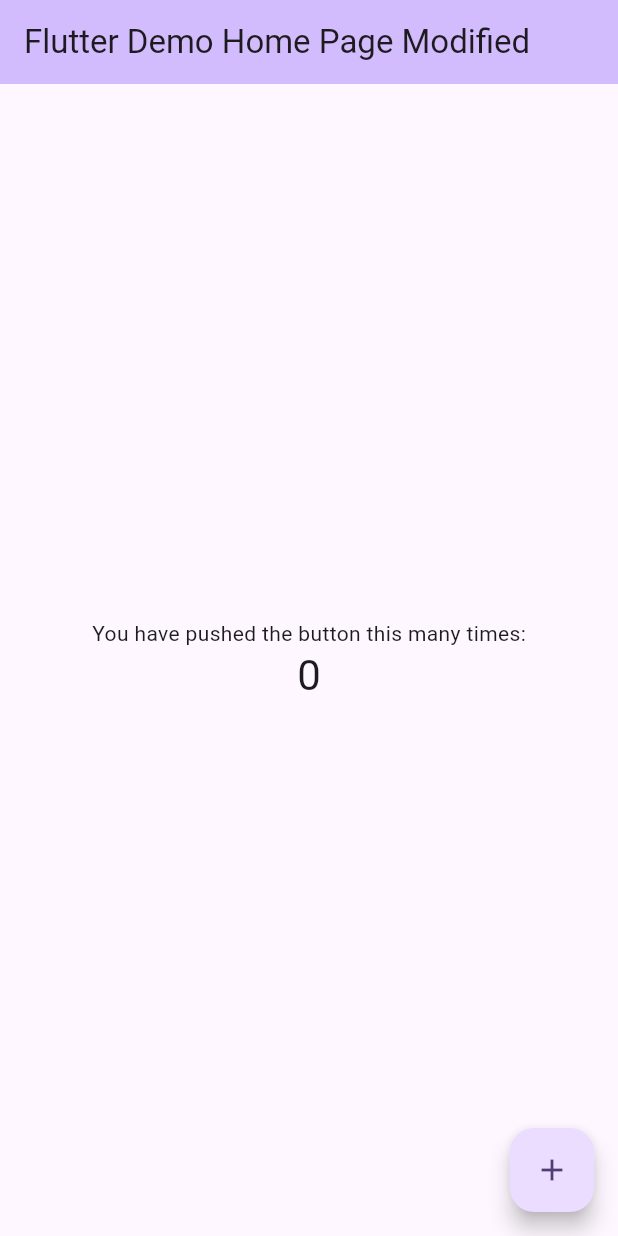
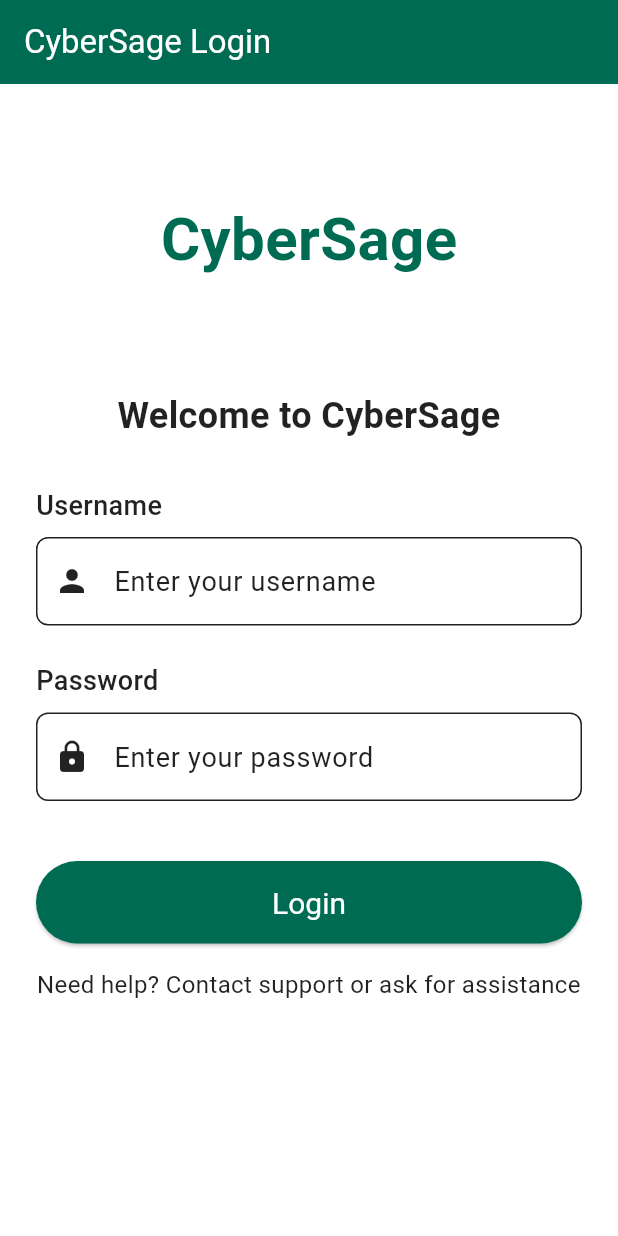
Before and after one commit to Varynx/Cybersage, a Flutter app: the screen it shows after launch, on a phone screen of 412 x 824 dp. Run offline on Flutter 3.47's test engine with Material 3 defaults, Android fonts, the phone set to English and light mode, and no system bars.

Commit message:
Login and Quiz Screens Created and Edited Main

```diff
--- a/lib/main.dart
+++ b/lib/main.dart
@@ -1,4 +1,6 @@
 import 'package:flutter/material.dart';
+import 'screens/login_page.dart';
+import 'screens/quiz_page.dart';
 
 void main() {
   runApp(const MyApp());
@@ -7,116 +9,61 @@
 class MyApp extends StatelessWidget {
   const MyApp({super.key});
 
-  // This widget is the root of your application.
+  //  Root of your application.
   @override
   Widget build(BuildContext context) {
     return MaterialApp(
-      title: 'Flutter Demo',
       theme: ThemeData(
-        // This is the theme of your application.
-        //
-        // TRY THIS: Try running your application with "flutter run". You'll see
-        // the application has a purple toolbar. Then, without quitting the app,
-        // try changing the seedColor in the colorScheme below to Colors.green
-        // and then invoke "hot reload" (save your changes or press the "hot
-        // reload" button in a Flutter-supported IDE, or press "r" if you used
-        // the command line to start the app).
-        //
-        // Notice that the counter didn't reset back to zero; the application
-        // state is not lost during the reload. To reset the state, use hot
-        // restart instead.
-        //
-        // This works for code too, not just values: Most code changes can be
-        // tested with just a hot reload.
-        colorScheme: ColorScheme.fromSeed(seedColor: Colors.deepPurple),
+          colorScheme: ColorScheme(
+          primary: const Color(0xFF006B53),      // FGCU Green
+          onPrimary: Colors.white,
+          secondary: const Color(0xFF00287A),    // FGCU Blue
+          onSecondary: Colors.white,
+          surface: Colors.white,
+          onSurface: Colors.black87,
+          error: Colors.red.shade700,
+          onError: Colors.white,
+          brightness: Brightness.light,
+        ),
+
+        // ENHANCED TEXT THEME FOR ELDERLY READABILITY
+        textTheme: const TextTheme(
+          displayLarge: TextStyle(fontSize: 28.0, fontWeight: FontWeight.bold, color: Colors.black87),
+          displayMedium: TextStyle(fontSize: 26.0, fontWeight: FontWeight.bold, color: Colors.black87),
+          displaySmall: TextStyle(fontSize: 24.0, fontWeight: FontWeight.bold, color: Colors.black87),
+          headlineMedium: TextStyle(fontSize: 22.0, fontWeight: FontWeight.bold, color: Colors.black87),
+          bodyLarge: TextStyle(fontSize: 20.0, color: Colors.black87),
+          bodyMedium: TextStyle(fontSize: 18.0, color: Colors.black87),
+        ),
+
+        // INCREASED BUTTON SIZE FOR BETTER ACCESSIBILITY
+        elevatedButtonTheme: ElevatedButtonThemeData(
+          style: ElevatedButton.styleFrom(
+            padding: const EdgeInsets.symmetric(horizontal: 24, vertical: 16),
+            textStyle: const TextStyle(fontSize: 18),
+            minimumSize: const Size(100, 50),
+          ),
+        ),
+
+        // INCREASED INPUT FIELD SIZE FOR BETTER ACCESSIBILITY
+        inputDecorationTheme: InputDecorationTheme(
+          contentPadding: const EdgeInsets.all(16),
+          border: OutlineInputBorder(
+            borderRadius: BorderRadius.circular(8.0),
+            borderSide: const BorderSide(width: 2.0),
+          ),
+          labelStyle: const TextStyle(fontSize: 18.0),
+          hintStyle: const TextStyle(fontSize: 18.0),
+          errorStyle: const TextStyle(fontSize: 16.0, color: Colors.red),
+        ),
       ),
-      home: const MyHomePage(title: 'Flutter Demo Home Page Modified'),
+
+      // REPLACED 'home' PROPERTY WITH ROUTES
+      initialRoute: '/',
+      routes: {
+        '/': (context) => const LoginPage(),
+        '/quiz': (context) => const QuizPage(),
+      },
     );
   }
 }
-
-class MyHomePage extends StatefulWidget {
-  const MyHomePage({super.key, required this.title});
-
-  // This widget is the home page of your application. It is stateful, meaning
-  // that it has a State object (defined below) that contains fields that affect
-  // how it looks.
-
-  // This class is the configuration for the state. It holds the values (in this
-  // case the title) provided by the parent (in this case the App widget) and
-  // used by the build method of the State. Fields in a Widget subclass are
-  // always marked "final".
-
-  final String title;
-
-  @override
-  State<MyHomePage> createState() => _MyHomePageState();
-}
-
-class _MyHomePageState extends State<MyHomePage> {
-  int _counter = 0;
-
-  void _incrementCounter() {
-    setState(() {
-      // This call to setState tells the Flutter framework that something has
-      // changed in this State, which causes it to rerun the build method below
-      // so that the display can reflect the updated values. If we changed
-      // _counter without calling setState(), then the build method would not be
-      // called again, and so nothing would appear to happen.
-      _counter++;
-    });
-  }
-
-  @override
-  Widget build(BuildContext context) {
-    // This method is rerun every time setState is called, for instance as done
-    // by the _incrementCounter method above.
-    //
-    // The Flutter framework has been optimized to make rerunning build methods
-    // fast, so that you can just rebuild anything that needs updating rather
-    // than having to individually change instances of widgets.
-    return Scaffold(
-      appBar: AppBar(
-        // TRY THIS: Try changing the color here to a specific color (to
-        // Colors.amber, perhaps?) and trigger a hot reload to see the AppBar
-        // change color while the other colors stay the same.
-        backgroundColor: Theme.of(context).colorScheme.inversePrimary,
-        // Here we take the value from the MyHomePage object that was created by
-        // the App.build method, and use it to set our appbar title.
-        title: Text(widget.title),
-      ),
-      body: Center(
-        // Center is a layout widget. It takes a single child and positions it
-        // in the middle of the parent.
-        child: Column(
-          // Column is also a layout widget. It takes a list of children and
-          // arranges them vertically. By default, it sizes itself to fit its
-          // children horizontally, and tries to be as tall as its parent.
-          //
-          // Column has various properties to control how it sizes itself and
-          // how it positions its children. Here we use mainAxisAlignment to
-          // center the children vertically; the main axis here is the vertical
-          // axis because Columns are vertical (the cross axis would be
-          // horizontal).
-          //
-          // TRY THIS: Invoke "debug painting" (choose the "Toggle Debug Paint"
-          // action in the IDE, or press "p" in the console), to see the
-          // wireframe for each widget.
-          mainAxisAlignment: MainAxisAlignment.center,
-          children: <Widget>[
-            const Text('You have pushed the button this many times:'),
-            Text(
-              '$_counter',
-              style: Theme.of(context).textTheme.headlineMedium,
-            ),
-          ],
-        ),
-      ),
-      floatingActionButton: FloatingActionButton(
-        onPressed: _incrementCounter,
-        tooltip: 'Increment',
-        child: const Icon(Icons.add),
-      ), // This trailing comma makes auto-formatting nicer for build methods.
-    );
-  }
-}
--- /dev/null
+++ b/lib/screens/login_page.dart
@@ -0,0 +1,121 @@
+import 'package:flutter/material.dart';
+
+class LoginPage extends StatefulWidget {
+  const LoginPage({super.key});
+
+  @override
+  State<LoginPage> createState() => LoginPageState();
+}
+
+class LoginPageState extends State<LoginPage> {
+  final TextEditingController usernameController = TextEditingController();
+  final TextEditingController passwordController = TextEditingController();
+
+  @override
+  Widget build(BuildContext context) {
+    return Scaffold(
+      appBar: AppBar(
+        title: const Text('CyberSage Login', style: TextStyle(fontSize: 22)),
+        backgroundColor: Theme.of(context).colorScheme.primary,
+        foregroundColor: Theme.of(context).colorScheme.onPrimary,
+      ),
+      body: Container(
+        padding: const EdgeInsets.all(24.0),
+        child: SingleChildScrollView( // Add scrolling for smaller screens
+          child: Column(
+            mainAxisAlignment: MainAxisAlignment.center,
+            crossAxisAlignment: CrossAxisAlignment.stretch,
+            children: [
+              // CYBERSAGE LOGO
+              Container(
+                height: 120,
+                margin: const EdgeInsets.only(bottom: 40, top: 20),
+                child: Center(
+                  child: Text(
+                    "CyberSage",
+                    style: TextStyle(
+                      fontSize: 40,
+                      fontWeight: FontWeight.bold,
+                      color: Theme.of(context).colorScheme.primary,
+                    ),
+                  ),
+
+                  // child: Image.asset('assets/cyber_sage_logo.png'),
+                ),
+              ),
+
+              const Text(
+                'Welcome to CyberSage',
+                style: TextStyle(fontSize: 24, fontWeight: FontWeight.bold),
+                textAlign: TextAlign.center,
+              ),
+
+              const SizedBox(height: 30),
+
+              const Text(
+                'Username',
+                style: TextStyle(fontSize: 18, fontWeight: FontWeight.w500),
+              ),
+              const SizedBox(height: 8),
+              TextField(
+                controller: usernameController,
+                decoration: const InputDecoration(
+                  hintText: 'Enter your username',
+                  prefixIcon: Icon(Icons.person),
+                ),
+                style: const TextStyle(fontSize: 18),
+              ),
+
+              const SizedBox(height: 24),
+
+              const Text(
+                'Password',
+                style: TextStyle(fontSize: 18, fontWeight: FontWeight.w500),
+              ),
+              const SizedBox(height: 8),
+              TextField(
+                controller: passwordController,
+                obscureText: true,
+                decoration: const InputDecoration(
+                  hintText: 'Enter your password',
+                  prefixIcon: Icon(Icons.lock),
+                ),
+                style: const TextStyle(fontSize: 18),
+              ),
+
+              const SizedBox(height: 40),
+
+              ElevatedButton(
+                onPressed: () {
+                  // Navigate to quiz page
+                  Navigator.pushNamed(context, '/quiz');
+                },
+                style: ElevatedButton.styleFrom(
+                  backgroundColor: Theme.of(context).colorScheme.primary,
+                  foregroundColor: Theme.of(context).colorScheme.onPrimary,
+                ),
+                child: const Text('Login', style: TextStyle(fontSize: 20)),
+              ),
+
+              const SizedBox(height: 16),
+
+              // Help text for elderly users
+              const Text(
+                'Need help? Contact support or ask for assistance',
+                style: TextStyle(fontSize: 16),
+                textAlign: TextAlign.center,
+              ),
+            ],
+          ),
+        ),
+      ),
+    );
+  }
+
+  @override
+  void dispose() {
+    usernameController.dispose();
+    passwordController.dispose();
+    super.dispose();
+  }
+}
--- a/pubspec.yaml
+++ b/pubspec.yaml
@@ -30,10 +30,12 @@
 dependencies:
   flutter:
     sdk: flutter
-
+  cupertino_icons: ^1.0.8
+  firebase_core: ^3.12.1
+  firebase_auth: ^5.5.1
+  provider: ^6.1.1
   # The following adds the Cupertino Icons font to your application.
   # Use with the CupertinoIcons class for iOS style icons.
-  cupertino_icons: ^1.0.8
 
 dev_dependencies:
   flutter_test:
```
Also changed, not shown: lib/screens/quiz_page.dart (added, +386 -0 lines), pubspec.lock, 3 other files.
